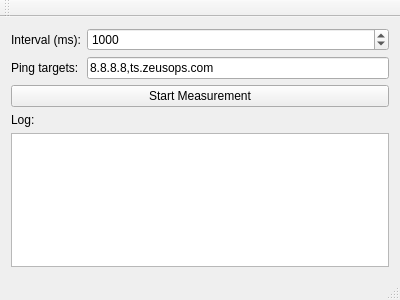
blizzard4591/zeusUtilities, file src/mainwindow.ui: the form before one commit.
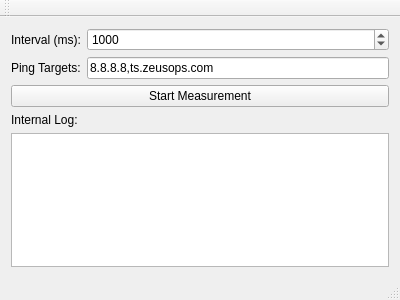
The form after the commit.

Patch:
```diff
--- a/src/mainwindow.ui
+++ b/src/mainwindow.ui
@@ -43,7 +43,7 @@
       <item row="1" column="0">
        <widget class="QLabel" name="lblTargets">
         <property name="text">
-         <string>Ping targets:</string>
+         <string>Ping Targets:</string>
         </property>
        </widget>
       </item>
@@ -69,7 +69,7 @@
     <item>
      <widget class="QLabel" name="lblLog">
       <property name="text">
-       <string>Log:</string>
+       <string>Internal Log:</string>
       </property>
      </widget>
     </item>
```
Left out of the diff: 2 changed lines with no effect on the pictures.
